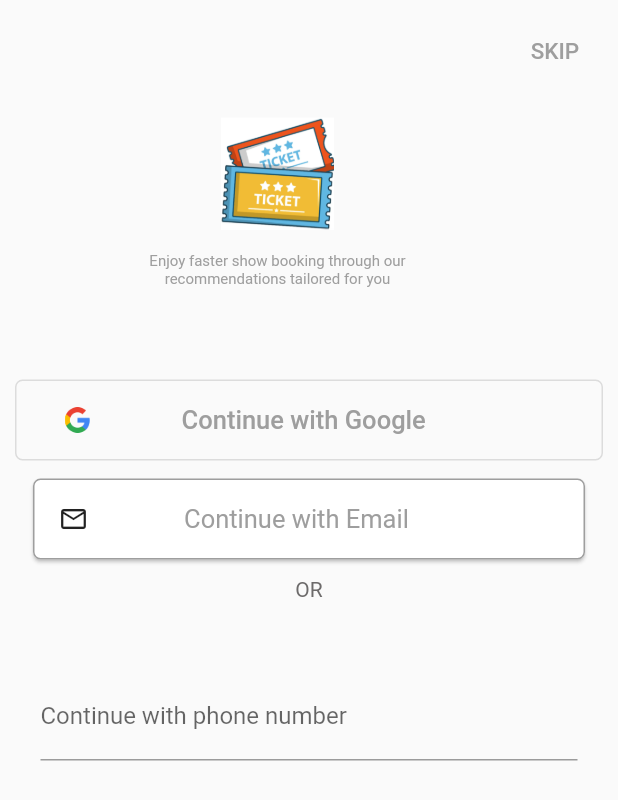
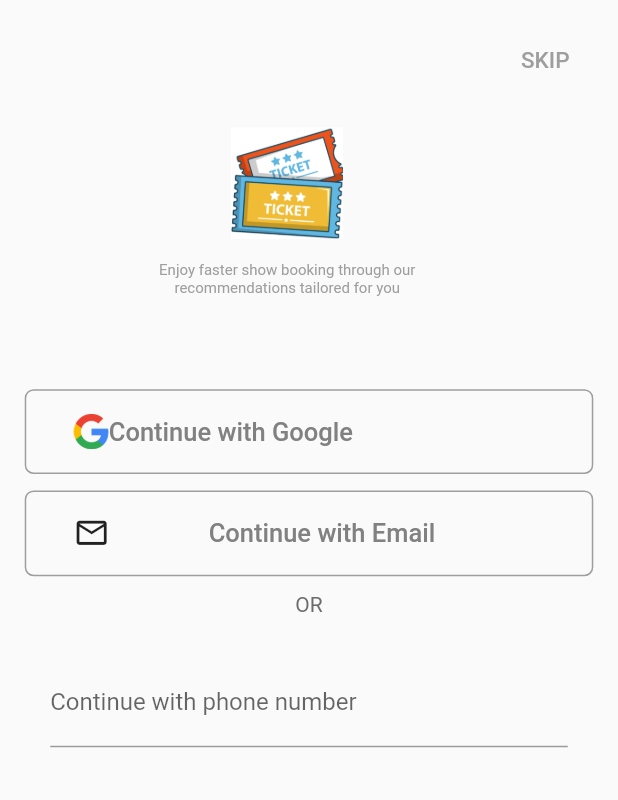
Before and after one commit to nandhakumar-c/bookmyshow, a Flutter app: the screen it shows after launch, on a phone screen of 412 x 824 dp. Shown: the top 800 px of the screen. Run offline on Flutter 3.47's test engine with Material 2 defaults, Android fonts, the phone set to English and light mode, and no system bars; drawn by our look-alikes of overlay_support; our stand-ins replace connectivity_plus, firebase_core, flutter_spinkit, get, google_fonts, google_sign_in and 3 more; missing offline and left inert: tmdb_api; accounts and stored records are empty.

Commit message:
commit 14

```diff
--- a/lib/bottomnavigation/bottomnavigator.dart
+++ b/lib/bottomnavigation/bottomnavigator.dart
@@ -2,21 +2,28 @@ import 'package:bookmyshow/buzzpage/buzzpage.dart';
 import 'package:bookmyshow/landingpage/landingpage.dart';
 import 'package:bookmyshow/profilepage/profilepage.dart';
 import 'package:flutter/material.dart';
+import 'package:get/get.dart';
+import 'package:google_sign_in/google_sign_in.dart';
 
 class BottomNavigation extends StatefulWidget {
-  const BottomNavigation({Key? key}) : super(key: key);
+  Rx<GoogleSignInAccount?>? data;
+  BottomNavigation({Key? key, this.data}) : super(key: key);
   @override
   State<StatefulWidget> createState() {
-    return BottomNavigationState();
+    return BottomNavigationState(data1: data);
   }
 }
 
 class BottomNavigationState extends State<BottomNavigation> {
+  Rx<GoogleSignInAccount?>? data1;
+  BottomNavigationState({this.data1});
   int currentIndex = 0;
   final screens = [
     LandingPage(),
     BuzzPage(),
-    ProfilePage(),
+    ProfilePage(
+      data: BottomNavigationState().data1,
+    ),
   ];
   @override
   Widget build(BuildContext context) {
--- a/lib/landingpage/pagebuilder/description.dart
+++ b/lib/landingpage/pagebuilder/description.dart
@@ -39,7 +39,7 @@ class Description extends StatelessWidget {
                     color: Colors.white,
                     borderRadius: BorderRadius.all(Radius.circular(5))),
                 child: Text(
-                  " ❤️ Average Rating : " + vote,
+                  " Average Rating : " + vote,
                   style: GoogleFonts.roboto(
                     fontSize: 15,
                     fontWeight: FontWeight.w600,
--- a/lib/loginpage/loginpage.dart
+++ b/lib/loginpage/loginpage.dart
@@ -1,8 +1,13 @@
+import 'dart:math';
+
 import 'package:bookmyshow/bottomnavigation/bottomnavigator.dart';
 import 'package:bookmyshow/loginpage/frontscrollable.dart';
 import 'package:bookmyshow/loginpage/mobilelogin.dart';
 import 'package:bookmyshow/loginpagevalidation/emailvalidation.dart';
+import 'package:bookmyshow/loginpagevalidation/login_controller.dart';
+import 'package:bookmyshow/widgets/testfile.dart';
 import 'package:flutter/material.dart';
+import 'package:get/get.dart';
 import 'package:google_sign_in/google_sign_in.dart';
 
 import '../landingpage/landingpage.dart' as page;
@@ -45,12 +50,16 @@ class UserInterfaceState extends State<UserInterface> {
     }
   }
 
+  final controller = Get.put(LoginController());
   @override
   Widget build(BuildContext context) {
+    double height = MediaQuery.of(context).size.height;
+    double width = MediaQuery.of(context).size.width;
+    print(width / 1.85);
     return Form(
       autovalidateMode: AutovalidateMode.onUserInteraction,
       child: Padding(
-        padding: const EdgeInsets.all(10),
+        padding: EdgeInsets.all(width / 25),
         child: ListView(
           children: [
             Column(
@@ -60,7 +69,7 @@ class UserInterfaceState extends State<UserInterface> {
                 TextButton(
                     onPressed: () {
                       Navigator.of(context).push(MaterialPageRoute(
-                          builder: (context) => const BottomNavigation()));
+                          builder: (context) => BottomNavigation()));
                     },
                     child: const Text(
                       "SKIP",
@@ -83,82 +92,56 @@ class UserInterfaceState extends State<UserInterface> {
             Container(
               child: OutlinedButton(
                   style: OutlinedButton.styleFrom(
+                    side: BorderSide(width: 1, color: Colors.grey),
                     shape: RoundedRectangleBorder(
-                    borderRadius: BorderRadius.circular(5),
+                      borderRadius: BorderRadius.circular(width / 70),
                       side: const BorderSide(
-                      color: Color.fromARGB(255, 48, 45, 45),
+                        color: Color.fromARGB(255, 129, 129, 129),
                       ),
                     ),
                   ),
                   onPressed: () {
                     // Navigator.of(context).push(MaterialPageRoute(
                     //     builder: (context) => EmailValidator()));
-                  GoogleSignIn().signIn();
+                    controller.login();
                   },
-                child: Container(
-                  child: Padding(
-                    padding: const EdgeInsets.all(17.0),
-                    child: Row(
-                      children: const [
-                        Image(
-                            alignment: Alignment.centerLeft,
-                            image: AssetImage("assets/icons/Google.png"),
-                            height: 17,
-                            width: 17),
-                        Center(
-                          widthFactor: 1.75,
-                          child: Text(
-                            "Continue with Google",
-                            style: TextStyle(fontSize: 17, color: Colors.grey),
-                            textAlign: TextAlign.center,
+                  child: Obx(
+                    () {
+                      if (controller.googleAccount.value == null)
+                        return buildLoginButton(height, width);
+                      else
+                        pageNavigator(context, controller.googleAccount);
+                      throw (e);
+                    },
+                  )),
+            ),
+            SizedBox(
+              height: height / 75,
+            ),
+            Container(
+              child: OutlinedButton(
+                onPressed: () {},
+                style: OutlinedButton.styleFrom(
+                  side: BorderSide(width: 1, color: Colors.grey),
+                  shape: RoundedRectangleBorder(
+                    borderRadius: BorderRadius.circular(width / 70),
+                    side: const BorderSide(
+                        color: Color.fromARGB(255, 129, 129, 129)),
                   ),
                 ),
-                      ],
+                child: emailLayout(height, width),
               ),
             ),
-                ),
-              ),
-            ),
-            Container(
-              child: TextButton(
-                onPressed: () {},
-                child: Card(
-                  shape: RoundedRectangleBorder(
-                    borderRadius: BorderRadius.circular(5),
-                    side: const BorderSide(
-                      color: Colors.grey,
-                    ),
-                  ),
-                  child: Padding(
-                    padding: const EdgeInsets.all(17.0),
-                    child: Row(
-                      children: [
-                        const Icon(
-                          Icons.email_outlined,
-                          color: Colors.black87,
-                          size: 20,
-                        ),
-                        const Center(
-                          widthFactor: 1.85,
-                          child: Text(
-                            "Continue with Email",
-                            style: TextStyle(fontSize: 17, color: Colors.grey),
-                            textAlign: TextAlign.center,
-                          ),
-                        ),
-                      ],
-                    ),
-                  ),
-                ),
-              ),
+            SizedBox(
+              height: height / 75,
             ),
             const Text(
               "OR",
               style: const TextStyle(color: Color.fromARGB(255, 109, 107, 107)),
               textAlign: TextAlign.center,
             ),
-            const SizedBox(
-              height: 30,
+            SizedBox(
+              height: height / 75,
             ),
             Padding(
               padding: const EdgeInsets.all(17.0),
@@ -168,8 +151,12 @@ class UserInterfaceState extends State<UserInterface> {
                 readOnly: true,
                 onTap: () => Navigator.of(context).push(
                     MaterialPageRoute(builder: (context) => MobileLogin())),
-                decoration: const InputDecoration(
-                    label: Text('Continue with phone number')),
+                decoration: InputDecoration(
+                  label: Text(
+                    'Continue with phone number',
+                    style: TextStyle(),
+                  ),
+                ),
               ),
             ),
           ],
@@ -177,4 +164,61 @@ class UserInterfaceState extends State<UserInterface> {
       ),
     );
   }
+
+  Container emailLayout(double height, double width) {
+    return Container(
+      child: Padding(
+        padding: EdgeInsets.all(width / 25),
+        child: Row(
+          children: [
+            Icon(
+              Icons.email_outlined,
+              color: Colors.black87,
+              size: width / 17,
+            ),
+            Center(
+              widthFactor: width / 220,
+              child: Text(
+                "Continue with Email",
+                style: TextStyle(
+                    fontSize: 17, color: Color.fromARGB(255, 129, 129, 129)),
+                textAlign: TextAlign.center,
+              ),
+            ),
+          ],
+        ),
+      ),
+    );
   }
+
+  void pageNavigator(BuildContext context, var googleAccount) {
+    Navigator.of(context).push(MaterialPageRoute(
+        builder: (context) => BottomNavigation(data: googleAccount)));
+  }
+
+  Container buildLoginButton(double height, double width) {
+    return Container(
+      child: Padding(
+        padding: EdgeInsets.all(width / 25),
+        child: Row(
+          children: [
+            Image(
+              alignment: Alignment.centerLeft,
+              image: AssetImage("assets/icons/Google.png"),
+              height: height / 35,
+            ),
+            Row(
+              children: [
+                Text(
+                  "Continue with Google",
+                  style: TextStyle(
+                      fontSize: 17, color: Color.fromARGB(255, 129, 129, 129)),
+                ),
+              ],
+            ),
+          ],
+        ),
+      ),
+    );
+  }
+}
--- /dev/null
+++ b/lib/loginpagevalidation/login_controller.dart
@@ -0,0 +1,14 @@
+import 'package:get/get.dart';
+import 'package:google_sign_in/google_sign_in.dart';
+
+class LoginController extends GetxController {
+  var googleSignin = GoogleSignIn();
+  var googleAccount = Rx<GoogleSignInAccount?>(null);
+  login() async {
+    googleAccount.value = await googleSignin.signIn();
+  }
+
+  logout() async {
+    googleAccount.value = await googleSignin.signOut();
+  }
+}
--- a/lib/profilepage/profilepage.dart
+++ b/lib/profilepage/profilepage.dart
@@ -1,13 +1,18 @@
 import 'package:flutter/material.dart';
+import 'package:get/get.dart';
+import 'package:google_sign_in/google_sign_in.dart';
 
 class ProfilePage extends StatefulWidget {
-  const ProfilePage({Key? key}) : super(key: key);
+  Rx<GoogleSignInAccount?>? data;
+  ProfilePage({Key? key, this.data}) : super(key: key);
 
   @override
-  State<ProfilePage> createState() => _ProfilePageState();
+  State<ProfilePage> createState() => _ProfilePageState(data);
 }
 
 class _ProfilePageState extends State<ProfilePage> {
+  Rx<GoogleSignInAccount?>? data;
+  _ProfilePageState(this.data);
   @override
   Widget build(BuildContext context) {
     return Scaffold(
```
Also changed, not shown: pubspec.yaml (+7 -4 lines), pubspec.lock. Lines whose indentation alone changed are shown as unchanged.
